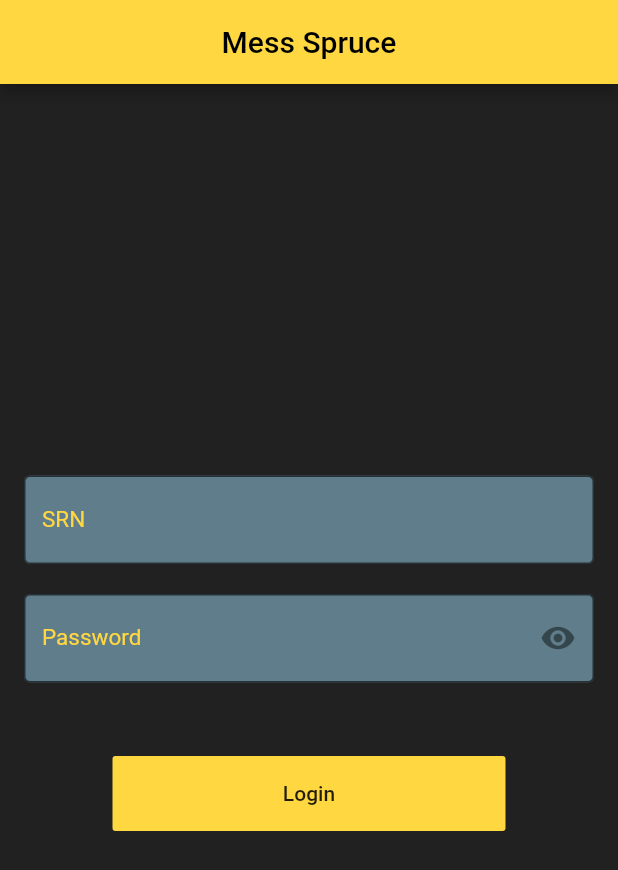
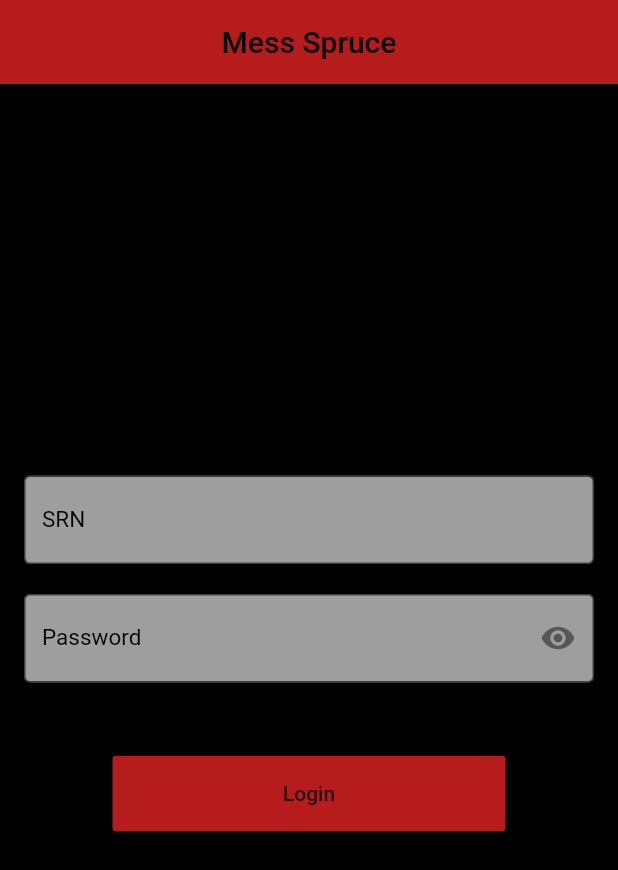
Before and after one commit to carnage5/mess-spruce, a Flutter app: the screen it shows after launch, on a phone screen of 412 x 824 dp. Shown: the top 870 px of the screen. Run offline on Flutter 3.47's test engine with Material 2 defaults, Android fonts, the phone set to English and light mode, and no system bars.

Commit message:
color scheme update

```diff
--- a/lib/login.dart
+++ b/lib/login.dart
@@ -17,7 +17,7 @@ class _loginState extends State<login> {
   @override
   Widget build(BuildContext context) {
     return Scaffold(
-      backgroundColor: Colors.grey[900],
+      backgroundColor: Colors.black,
       appBar: AppBar(
         title: Text(
             'Mess Spruce',
@@ -26,7 +26,7 @@ class _loginState extends State<login> {
         ),
         ),
         centerTitle: true,
-        backgroundColor: Colors.amberAccent,
+        backgroundColor: Colors.red[900],
       ),
       body: Column(
         mainAxisAlignment: MainAxisAlignment.center,
@@ -49,9 +49,9 @@ class _loginState extends State<login> {
                       labelText: "SRN",
                       labelStyle: TextStyle(
                         fontSize: 15.0,
-                        color: Colors.amberAccent,),
+                        color: Colors.black,),
                       border: OutlineInputBorder(),
-                      fillColor: Colors.blueGrey,
+                      fillColor: Colors.grey,
                       filled: true,
                     ),
                   ),
@@ -79,11 +79,11 @@ class _loginState extends State<login> {
                         labelText: "Password",
                         labelStyle: TextStyle(
                           fontSize: 15.0,
-                          color: Colors.amberAccent,
+                          color: Colors.black,
 
                         ),
                         border: OutlineInputBorder(),
-                        fillColor: Colors.blueGrey,
+                        fillColor: Colors.grey,
                         filled: true,
                       ),
                     ),
@@ -111,7 +111,7 @@ class _loginState extends State<login> {
 
                   },
                   child: Text('Login'),
-              color: Colors.amberAccent,),
+              color: Colors.red[900],),
             ),
           )
         ],
```
Also changed, not shown: lib/menu.dart (+4 -4 lines).
